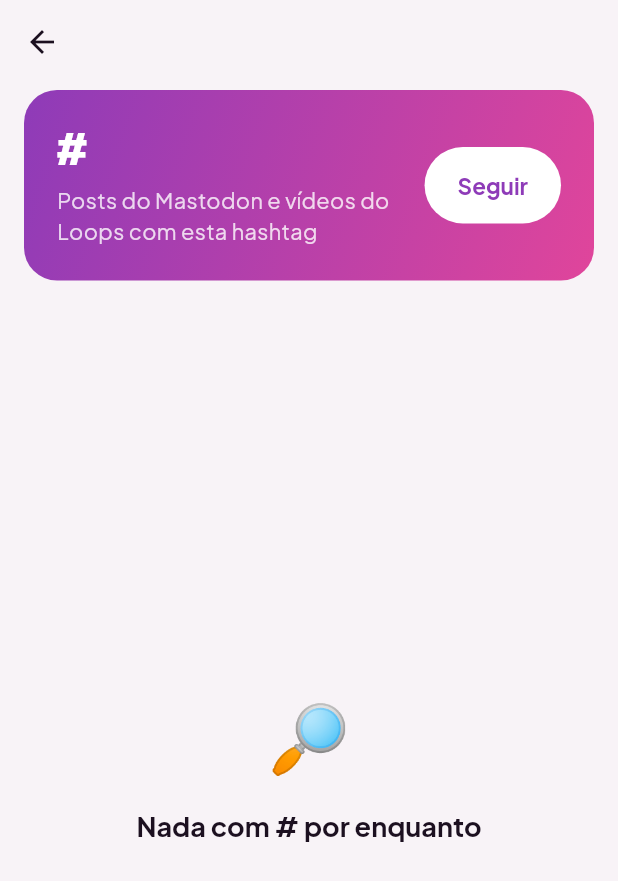
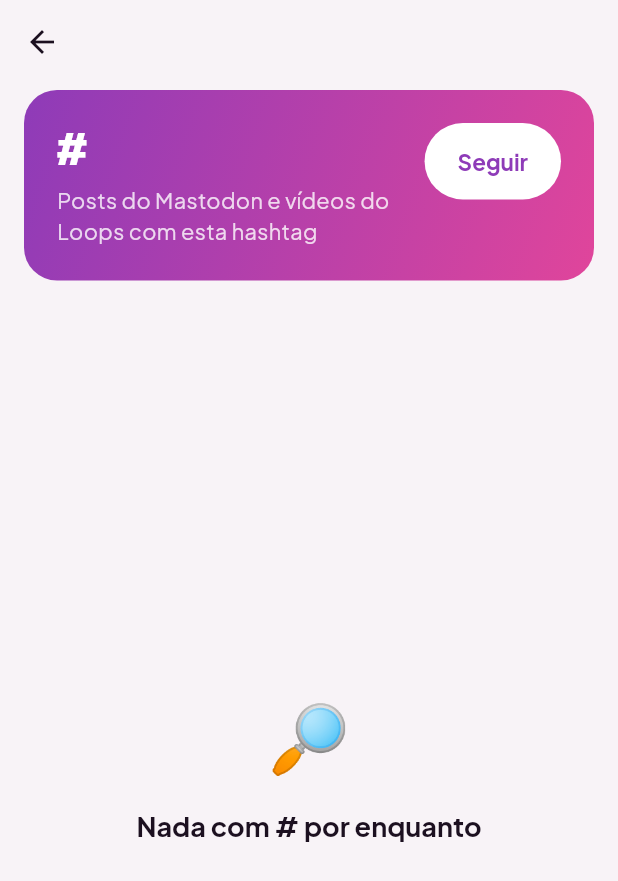
Before and after one commit to Ways-of-Seeing/jabuticaba, a Flutter app: the TagScreen screen opened directly with empty values, on a phone screen of 412 x 824 dp. Shown: the top 881 px of the screen. Run offline on Flutter 3.47's test engine with Material 3 defaults, Android fonts, the phone set to English and light mode, and no system bars; our stand-ins replace flutter_blurhash, flutter_riverpod, flutter_secure_storage, shared_preferences, video_player; missing offline and left inert: flutter_web_auth_2; accounts and stored records are empty; network calls fail.

Commit message:
fix(ui): keep text inside its box on narrow phones and large type
On a 320pt phone, or with the system text size turned up, several
layouts broke: the Explorar search pill let its hint run past the
border, titles next to a badge were squeezed into one-word columns,
headers broke names mid-word beside the Follow button, card
descriptions were cut through the middle of a line, tab labels were
clipped and the onboarding footer pushed its button off screen.

- Explorar search pill: hint is Expanded and ellipsized.
- Badge tiles and the server picker use Wrap, so the badge drops a line.
- New TitleWithAction stacks the action under the title when narrow
  (community, server, feed and hashtag headers); single-word hashtags
  scale down instead of breaking.
- New FitLinesText shows only whole lines that fit; Carousel and the
  community/podcast grids grow with the text scale.
- Bottom bar clamps text scale at 1.2x and scales labels down to fit.
- Onboarding footer and server actions wrap instead of overflowing.

Also fixes the web Podcasts tab: Isolate.run does not exist on the web,
so parsing the index now goes through compute. Demo mode gains
?texto=1.3 to reproduce large system text.

Co-Authored-By: Claude Opus 5.5 <noreply@anthropic.com>

```diff
--- a/lib/state/demo.dart
+++ b/lib/state/demo.dart
@@ -36,3 +36,6 @@ Future<void> prepareDemo(SharedPreferences prefs) async {
 /// Parâmetro da URL no modo demonstração (`null` fora dele).
 String? demoParam(String key) =>
     demoMode ? Uri.base.queryParameters[key] : null;
+
+/// Escala de texto pedida em `?texto=` (para testar letras grandes).
+final double? demoTextScale = double.tryParse(demoParam('texto') ?? '');
--- a/lib/ui/screens/communities_screen.dart
+++ b/lib/ui/screens/communities_screen.dart
@@ -166,9 +166,9 @@ class _CommunitiesScreenState extends ConsumerState<CommunitiesScreen> {
 
   Widget _grid(BuildContext context, int count, Widget Function(int) builder) =>
       SliverGrid.builder(
-        gridDelegate: const SliverGridDelegateWithMaxCrossAxisExtent(
+        gridDelegate: SliverGridDelegateWithMaxCrossAxisExtent(
           maxCrossAxisExtent: 320,
-          mainAxisExtent: 250,
+          mainAxisExtent: scaledExtent(context, 250, 120),
           crossAxisSpacing: 14,
           mainAxisSpacing: 14,
         ),
--- a/lib/ui/screens/tag_screen.dart
+++ b/lib/ui/screens/tag_screen.dart
@@ -41,34 +41,34 @@ class TagScreen extends ConsumerWidget {
                   margin: const EdgeInsets.fromLTRB(16, 4, 16, 12),
                   padding: const EdgeInsets.all(22),
                   decoration: context.jc.accentPanel(),
-                  child: Row(
-                    children: [
-                      Expanded(
-                        child: Column(
+                  child: TitleWithAction(
+                    minTitleWidth: 220,
+                    title: Column(
                       crossAxisAlignment: CrossAxisAlignment.start,
                       children: [
-                            Text(
+                        // Hashtag é uma palavra só: encolhe em vez de quebrar
+                        // no meio ("#photograph / y").
+                        FittedBox(
+                          fit: BoxFit.scaleDown,
+                          alignment: Alignment.centerLeft,
+                          child: Text(
                             '#$tag',
+                            maxLines: 1,
                             style: context.tt.displaySmall?.copyWith(
                               color: context.jc.onAccent,
                             ),
-                              maxLines: 2,
-                              overflow: TextOverflow.ellipsis,
+                          ),
                         ),
                         const SizedBox(height: 6),
                         Text(
                           'Posts do Mastodon e vídeos do Loops com esta hashtag',
                           style: TextStyle(
-                                color: context.jc.onAccent.withValues(
-                                  alpha: .8,
-                                ),
+                            color: context.jc.onAccent.withValues(alpha: .8),
                           ),
                         ),
                       ],
                     ),
-                      ),
-                      const SizedBox(width: 12),
-                      FilledButton(
+                    action: FilledButton(
                       style: FilledButton.styleFrom(
                         backgroundColor: context.jc.onAccent,
                         foregroundColor: context.jc.accent.colors.first,
@@ -78,7 +78,6 @@ class TagScreen extends ConsumerWidget {
                           .toggleFollow(community),
                       child: Text(following ? 'Seguindo' : 'Seguir'),
                     ),
-                    ],
                   ),
                 ),
               ),
--- a/lib/ui/widgets/basics.dart
+++ b/lib/ui/widgets/basics.dart
@@ -564,3 +564,83 @@ class Wordmark extends StatelessWidget {
     );
   }
 }
+
+/// Título e ação (ex.: botão Seguir) lado a lado quando há espaço; em tela
+/// estreita ou com letra grande, a ação desce para baixo do título, para o
+/// título não quebrar no meio da palavra ("Organica.Soci / al").
+class TitleWithAction extends StatelessWidget {
+  const TitleWithAction({
+    super.key,
+    required this.title,
+    required this.action,
+    this.minTitleWidth = 260,
+  });
+
+  final Widget title;
+  final Widget action;
+
+  /// Largura mínima (em pontos com letra normal) que o título precisa ao lado
+  /// da ação; abaixo disso, empilha.
+  final double minTitleWidth;
+
+  @override
+  Widget build(BuildContext context) {
+    final scale = MediaQuery.textScalerOf(context).scale(1);
+    return LayoutBuilder(
+      builder: (context, box) {
+        if (box.maxWidth / scale >= minTitleWidth + 110) {
+          return Row(
+            crossAxisAlignment: CrossAxisAlignment.start,
+            children: [
+              Expanded(child: title),
+              const SizedBox(width: 12),
+              action,
+            ],
+          );
+        }
+        return Column(
+          crossAxisAlignment: CrossAxisAlignment.start,
+          children: [title, const SizedBox(height: 14), action],
+        );
+      },
+    );
+  }
+}
+
+/// Texto que mostra só as linhas inteiras que cabem na altura disponível
+/// (até [maxLines]) e termina com reticências, em vez de cortar a última
+/// linha ao meio quando a letra do sistema é grande.
+class FitLinesText extends StatelessWidget {
+  const FitLinesText(this.text, {super.key, this.style, this.maxLines = 3});
+
+  final String text;
+  final TextStyle? style;
+  final int maxLines;
+
+  @override
+  Widget build(BuildContext context) {
+    final s = DefaultTextStyle.of(context).style.merge(style);
+    final scaler = MediaQuery.textScalerOf(context);
+    final lineHeight = scaler.scale(s.fontSize ?? 14) * (s.height ?? 1.35);
+    return LayoutBuilder(
+      builder: (context, box) {
+        final fit = box.maxHeight.isFinite
+            ? (box.maxHeight / lineHeight).floor().clamp(1, maxLines)
+            : maxLines;
+        return Text(
+          text,
+          style: style,
+          maxLines: fit,
+          overflow: TextOverflow.ellipsis,
+        );
+      },
+    );
+  }
+}
+
+/// Altura de um card que cresce com a letra do sistema: [base] com letra
+/// normal, mais [textPart] proporcional ao aumento.
+double scaledExtent(BuildContext context, double base, double textPart) {
+  final scale = MediaQuery.textScalerOf(context).scale(1);
+  return base + textPart * (scale - 1).clamp(0, 1.5);
+}
```
Also changed, not shown: lib/main.dart (+8 -0 lines), lib/services/castopod.dart (+5 -2 lines), lib/ui/screens/community_screen.dart (+9 -5 lines), lib/ui/screens/explore_screen.dart (+7 -3 lines), lib/ui/screens/fediverse_screen.dart (+12 -9 lines), lib/ui/screens/onboarding_screen.dart (+12 -2 lines), lib/ui/screens/podcasts_screen.dart (+6 -7 lines), lib/ui/shell.dart (+17 -4 lines), lib/ui/widgets/cards.dart (+4 -4 lines), 1 other file. Lines whose indentation alone changed are shown as unchanged.
